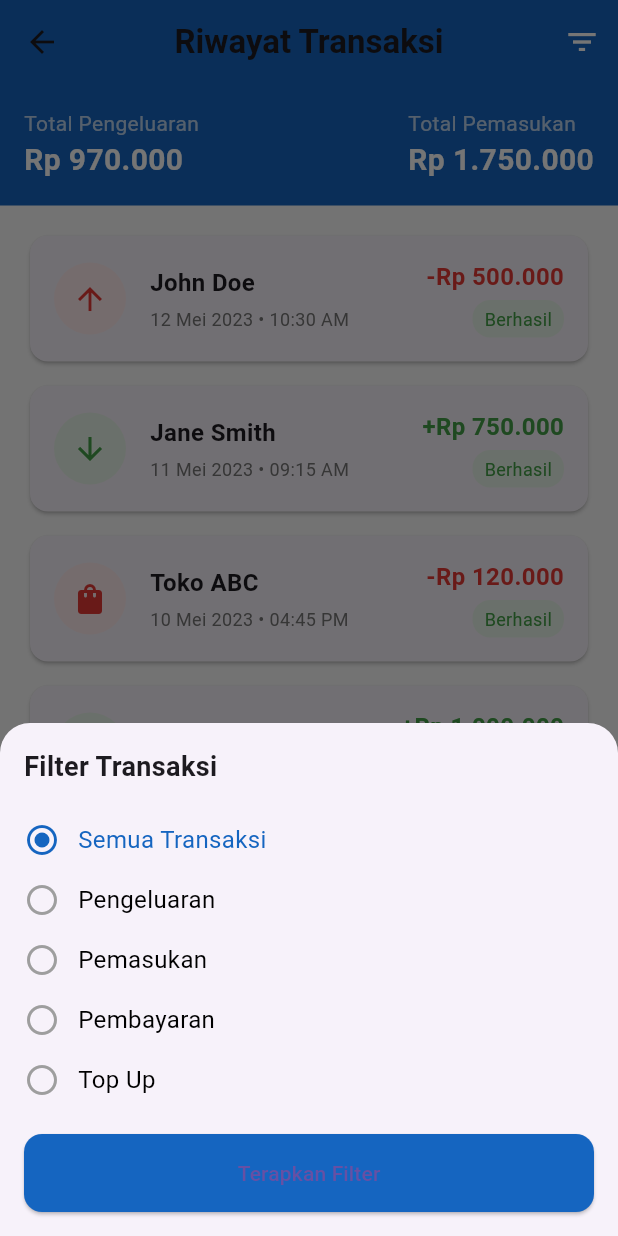
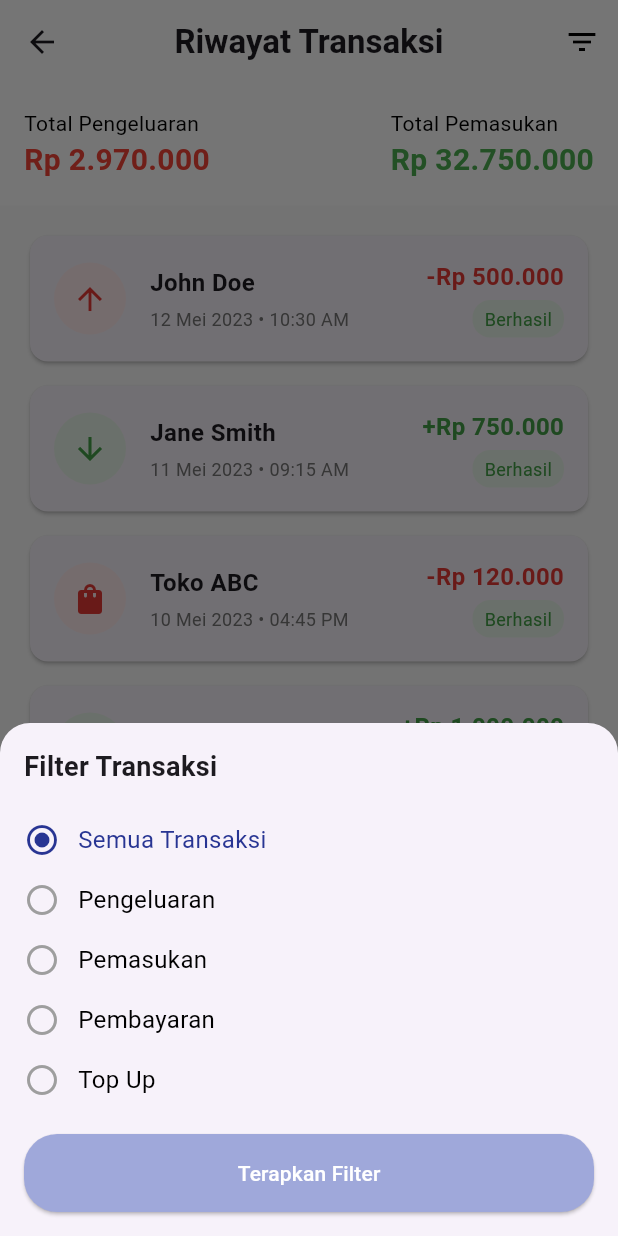
Before and after one commit to mikumimiestu/mbanking-app-flutter, a Flutter app: the HistoryPage screen opened directly, after a tap on the "filter list" icon, on a phone screen of 412 x 824 dp. Run offline on Flutter 3.47's test engine with Material 3 defaults, Android fonts, the phone set to English and light mode, and no system bars; network calls fail.

Commit message:
update (UI): history page

```diff
--- a/lib/page/history_page.dart
+++ b/lib/page/history_page.dart
@@ -52,6 +52,24 @@ class HistoryPage extends StatelessWidget {
         'status': 'success',
         'icon': Icons.bolt,
       },
+      {
+        'type': 'transfer',
+        'amount': 200000,
+        'name': 'John Doe',
+        'time': '09:30 AM',
+        'date': '07 Mei 2023',
+        'status': 'success',
+        'icon': Icons.arrow_upward,
+      },
+      {
+        'type': 'receive',
+        'amount': 750000,
+        'name': 'Jane Smith',
+        'time': '09:15 AM',
+        'date': '06 Mei 2023',
+        'status': 'success',
+        'icon': Icons.arrow_downward,
+      },
     ];
 
     return Scaffold(
@@ -63,10 +81,10 @@ class HistoryPage extends StatelessWidget {
         ),
         centerTitle: true,
         elevation: 0,
-        backgroundColor: Colors.blue[800],
+        backgroundColor: Colors.white,
         actions: [
           IconButton(
-            icon: Icon(Icons.filter_list, color: Colors.white),
+            icon: Icon(Icons.filter_list, color: Colors.black),
             onPressed: () {
               // Filter logic
               _showFilterBottomSheet(context);
@@ -79,7 +97,7 @@ class HistoryPage extends StatelessWidget {
           // Header with summary
           Container(
             padding: const EdgeInsets.all(16),
-            color: Colors.blue[800],
+            color: Colors.white,
             child: Row(
               mainAxisAlignment: MainAxisAlignment.spaceBetween,
               children: [
@@ -88,12 +106,12 @@ class HistoryPage extends StatelessWidget {
                   children: [
                     Text(
                       'Total Pengeluaran',
-                      style: TextStyle(color: Colors.white70, fontSize: 14),
+                      style: TextStyle(color: Colors.black, fontSize: 14),
                     ),
                     Text(
-                      'Rp 970.000',
+                      'Rp 2.970.000',
                       style: TextStyle(
-                        color: Colors.white,
+                        color: Colors.red,
                         fontSize: 20,
                         fontWeight: FontWeight.bold,
                       ),
@@ -105,12 +123,12 @@ class HistoryPage extends StatelessWidget {
                   children: [
                     Text(
                       'Total Pemasukan',
-                      style: TextStyle(color: Colors.white70, fontSize: 14),
+                      style: TextStyle(color: Colors.black, fontSize: 14),
                     ),
                     Text(
-                      'Rp 1.750.000',
+                      'Rp 32.750.000',
                       style: TextStyle(
-                        color: Colors.white,
+                        color: Colors.green,
                         fontSize: 20,
                         fontWeight: FontWeight.bold,
                       ),
@@ -268,14 +286,20 @@ class HistoryPage extends StatelessWidget {
                 width: double.infinity,
                 child: ElevatedButton(
                   style: ElevatedButton.styleFrom(
-                    backgroundColor: Colors.blue[800],
-                    padding: const EdgeInsets.symmetric(vertical: 16),
+                    backgroundColor: Colors.indigo[200],
+                    padding: const EdgeInsets.symmetric(
+                      vertical: 16,
+                      horizontal: 40,
+                    ),
                     shape: RoundedRectangleBorder(
-                      borderRadius: BorderRadius.circular(12),
+                      borderRadius: BorderRadius.circular(22),
                     ),
                   ),
                   onPressed: () => Navigator.pop(context),
-                  child: const Text('Terapkan Filter'),
+                  child: const Text(
+                    'Terapkan Filter',
+                    style: TextStyle(color: Colors.white),
+                  ),
                 ),
               ),
             ],
@@ -292,14 +316,14 @@ class HistoryPage extends StatelessWidget {
         children: [
           Icon(
             isSelected ? Icons.radio_button_checked : Icons.radio_button_off,
-            color: isSelected ? Colors.blue[800] : Colors.grey,
+            color: isSelected ? Colors.indigo[800] : Colors.grey,
           ),
           const SizedBox(width: 12),
           Text(
             title,
             style: TextStyle(
               fontSize: 16,
-              color: isSelected ? Colors.blue[800] : Colors.black,
+              color: isSelected ? Colors.indigo[800] : Colors.black,
             ),
           ),
         ],
@@ -393,7 +417,7 @@ class HistoryPage extends StatelessWidget {
                 width: double.infinity,
                 child: ElevatedButton(
                   style: ElevatedButton.styleFrom(
-                    backgroundColor: Colors.blue[800],
+                    backgroundColor: Colors.indigo[800],
                     padding: const EdgeInsets.symmetric(vertical: 16),
                     shape: RoundedRectangleBorder(
                       borderRadius: BorderRadius.circular(12),
```
